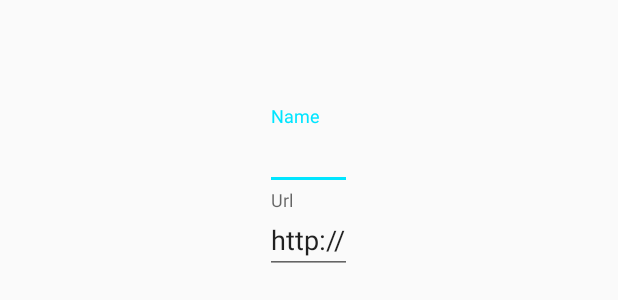
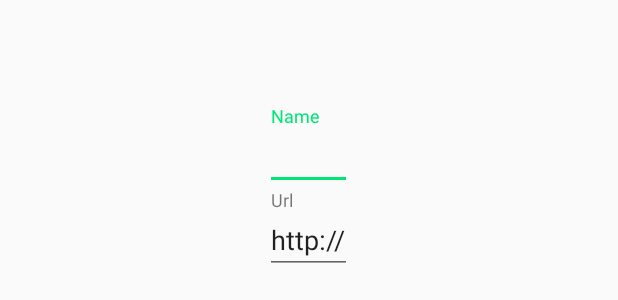
Before and after one commit to formakidov/Android-One, an Android app: the layout feed_dialog.xml on its own in the app's theme, with its tools: preview values and no code run, on a phone screen of 412 x 824 dp. Shown: the part 428-728 px from the top of the screen. Run offline under Robolectric (Android 15) with nearby library versions, the phone set to English and light mode, and no system bars.

Commit message:
styles + refactoring

```diff
--- a/RssReader/app/src/main/AndroidManifest.xml
+++ b/RssReader/app/src/main/AndroidManifest.xml
@@ -15,7 +15,7 @@
         android:allowBackup="true"
         android:icon="@mipmap/ic_launcher"
         android:label="@string/app_name"
-        android:theme="@style/AppTheme">
+        android:theme="@style/AppTheme.Blue.Light">
         <activity
             android:name=".activity.FeedsListActivity"
             android:configChanges="orientation|keyboardHidden|screenSize"
--- a/RssReader/app/src/main/res/layout/feed_dialog.xml
+++ b/RssReader/app/src/main/res/layout/feed_dialog.xml
@@ -1,5 +1,6 @@
 <?xml version="1.0" encoding="utf-8"?>
-<LinearLayout xmlns:android="http://schemas.android.com/apk/res/android"
+<LinearLayout
+    xmlns:android="http://schemas.android.com/apk/res/android"
     android:layout_width="wrap_content"
     android:layout_height="wrap_content"
     android:layout_gravity="center"
@@ -12,7 +13,8 @@
         android:layout_marginEnd="24dp"
         android:layout_marginLeft="24dp"
         android:layout_marginRight="24dp"
-        android:layout_marginStart="24dp">
+        android:layout_marginStart="24dp"
+        android:textColorHint="?attr/secondary_text_color">
 
         <EditText
             android:id="@+id/et_name"
@@ -23,7 +25,8 @@
             android:hint="@string/name_hint"
             android:inputType="text"
             android:maxLines="1"
-            android:nextFocusForward="@+id/et_url" />
+            android:nextFocusForward="@+id/et_url"
+            android:textColor="?attr/primary_text_color"/>
     </android.support.design.widget.TextInputLayout>
 
     <android.support.design.widget.TextInputLayout
@@ -33,7 +36,8 @@
         android:layout_marginEnd="24dp"
         android:layout_marginLeft="24dp"
         android:layout_marginRight="24dp"
-        android:layout_marginStart="24dp">
+        android:layout_marginStart="24dp"
+        android:textColorHint="?attr/secondary_text_color">
 
         <EditText
             android:id="@+id/et_url"
@@ -44,6 +48,7 @@
             android:hint="@string/url"
             android:inputType="textUri"
             android:maxLines="1"
-            android:text="@string/url_hint" />
+            android:text="@string/url_hint"
+            android:textColor="?attr/primary_text_color"/>
     </android.support.design.widget.TextInputLayout>
 </LinearLayout>
--- a/RssReader/app/src/main/res/layout/feeds_list.xml
+++ b/RssReader/app/src/main/res/layout/feeds_list.xml
@@ -20,6 +20,7 @@
         android:layout_marginEnd="16dp"
         android:layout_marginLeft="16dp"
         android:layout_marginStart="16dp"
+        android:textColor="?attr/primary_text_color"
         android:textSize="@dimen/error_text_size"
         android:text="@string/no_feed"
         android:visibility="invisible" />
--- a/RssReader/app/src/main/res/layout/fragment_news.xml
+++ b/RssReader/app/src/main/res/layout/fragment_news.xml
@@ -75,7 +75,7 @@
                     android:paddingRight="16dp"
                     android:paddingTop="8dp"
                     android:text="@string/open_link"
-                    android:textColor="@android:color/black"
+                    android:textColor="?attr/primary_text_color"
                     android:textSize="@dimen/details_btn_text_size"/>
             </android.support.v7.widget.CardView>
         </LinearLayout>
--- a/RssReader/app/src/main/res/layout/list_item_feed.xml
+++ b/RssReader/app/src/main/res/layout/list_item_feed.xml
@@ -63,6 +63,7 @@
                 android:layout_height="wrap_content"
                 android:ellipsize="end"
                 android:gravity="center_vertical"
+                android:textColor="?attr/primary_text_color"
                 android:maxLength="20"
                 android:maxLines="1"
                 android:textSize="@dimen/feed_name_text_size"/>
@@ -71,6 +72,7 @@
                 android:id="@+id/url"
                 android:layout_width="wrap_content"
                 android:layout_height="wrap_content"
+                android:textColor="?attr/secondary_text_color"
                 android:ellipsize="end"
                 android:gravity="center_vertical"
                 android:maxLines="1"
--- a/RssReader/app/src/main/res/layout/list_item_news.xml
+++ b/RssReader/app/src/main/res/layout/list_item_news.xml
@@ -23,6 +23,7 @@
             android:layout_height="wrap_content"
             android:layout_weight="1"
             android:ellipsize="end"
+            android:textColor="?attr/primary_text_color"
             android:gravity="top|start"
             android:maxLines="3"
             android:textSize="@dimen/list_item_title_test_size" />
@@ -40,6 +41,7 @@
                 android:layout_weight="1"
                 android:layout_marginLeft="8dp"
                 android:layout_marginStart="8dp"
+                android:textColor="?attr/secondary_text_color"
                 android:layout_gravity="end|top"
                 android:maxLines="1"
                 android:textSize="@dimen/list_item_pubdate_test_size"/>
--- a/RssReader/app/src/main/res/layout/news_list.xml
+++ b/RssReader/app/src/main/res/layout/news_list.xml
@@ -21,6 +21,7 @@
         android:layout_height="wrap_content"
         android:layout_gravity="center"
         android:gravity="center"
+        android:textColor="?attr/primary_text_color"
         android:layout_marginRight="16dp"
         android:layout_marginEnd="16dp"
         android:layout_marginLeft="16dp"
--- a/RssReader/app/src/main/res/layout/tool_bar.xml
+++ b/RssReader/app/src/main/res/layout/tool_bar.xml
@@ -1,8 +1,10 @@
-<android.support.v7.widget.Toolbar xmlns:android="http://schemas.android.com/apk/res/android"
+<android.support.v7.widget.Toolbar
+    xmlns:android="http://schemas.android.com/apk/res/android"
     xmlns:app="http://schemas.android.com/apk/res-auto"
     android:layout_width="match_parent"
     android:layout_height="wrap_content"
     android:background="@color/colorPrimary"
+    app:titleTextColor="@color/primary_text_dark"
     app:popupTheme="@style/ThemeOverlay.AppCompat.Light"
     app:theme="@style/ThemeOverlay.AppCompat.Light">
 
--- a/RssReader/app/src/main/res/values/colors.xml
+++ b/RssReader/app/src/main/res/values/colors.xml
@@ -2,10 +2,22 @@
 <resources>
 
     <color name="link_blue">#1A0DAB</color>
-    <color name="colorPrimary">#E91E63</color> <!-- pink 500 -->
-    <color name="colorPrimaryDark">#C2185B</color> <!-- pink 700 -->
-    <color name="colorAccent">#00E5FF</color> <!-- cyan A400 -->
-    <color name="default_selector_color">#2000</color>
-    <color name="default_text_color">#737373</color>
+    <color name="default_selector_color">#14000000</color>
+
+    <color name="primary_text_dark">#DE000000</color>
+    <color name="secondary_text_dark">#8A000000</color>
+    <color name="hint_text_dark">#61000000</color>
+
+    <color name="colorPrimary">@color/light_blue_500</color>
+    <color name="colorPrimaryDark">@color/light_blue_700</color>
+    <color name="colorAccent">@color/green_a400</color>
+
+    <color name="pink_500">#E91E63</color>
+    <color name="pink_700">#C2185B</color>
+    <color name="cyan_a400">#00E5FF</color>
+
+    <color name="light_blue_500">#03A9F4</color>
+    <color name="light_blue_700">#0288D1</color>
+    <color name="green_a400">#00E676</color>
 
 </resources>
--- a/RssReader/app/src/main/res/values/strings.xml
+++ b/RssReader/app/src/main/res/values/strings.xml
@@ -1,7 +1,7 @@
 <?xml version="1.0" encoding="utf-8"?>
 <resources>
 
-    <string name="app_name">RssReader</string>
+    <string name="app_name">RSS Reader</string>
     <string name="action_settings">Settings</string>
     <string name="delete">Delete</string>
     <string name="edit">Edit</string>
--- a/RssReader/app/src/main/res/values/styles.xml
+++ b/RssReader/app/src/main/res/values/styles.xml
@@ -1,14 +1,25 @@
 <resources>
 
-    <style name="AppTheme" parent="Base.AppTheme">
-        <!-- Customize your theme here. -->
-    </style>
-
     <style name="Base.AppTheme" parent="Theme.AppCompat.Light.NoActionBar">
+        <item name="default_selector">@drawable/default_item_selector</item>
         <item name="colorPrimary">@color/colorPrimary</item>
         <item name="colorPrimaryDark">@color/colorPrimaryDark</item>
         <item name="colorAccent">@color/colorAccent</item>
-        <item name="default_selector">@drawable/default_item_selector</item>
+        <item name="primary_text_color">@color/primary_text_dark</item>
+        <item name="secondary_text_color">@color/secondary_text_dark</item>
+        <item name="hint_text_color">@color/hint_text_dark</item>
+    </style>
+
+    <style name="AppTheme.Blue.Light" parent="Base.AppTheme">
+        <item name="colorPrimary">@color/light_blue_500</item>
+        <item name="colorPrimaryDark">@color/light_blue_700</item>
+        <item name="colorAccent">@color/green_a400</item>
+    </style>
+
+    <style name="AppTheme.Pink" parent="Base.AppTheme">
+        <item name="colorPrimary">@color/pink_500</item>
+        <item name="colorPrimaryDark">@color/pink_700</item>
+        <item name="colorAccent">@color/cyan_a400</item>
     </style>
 
 </resources>
```
Also changed, not shown: RssReader/app/src/main/java/com/formakidov/rssreader/adapter/FeedAdapter.java (+8 -4 lines), RssReader/app/src/main/java/com/formakidov/rssreader/tools/Constants.java (+5 -3 lines), RssReader/app/src/main/res/values/attrs.xml (+12 -8 lines).
